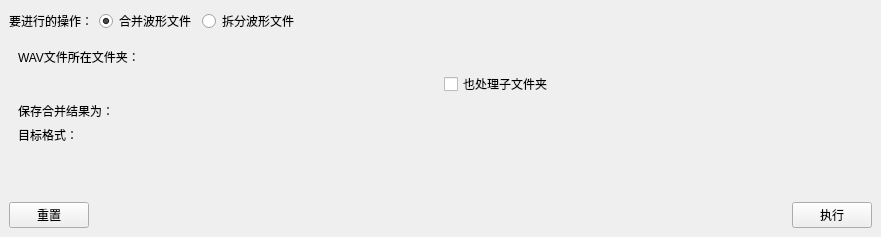
Above: mainwindow.ui from shine5402/KiraWavTar before the change. Below: the same form after it.
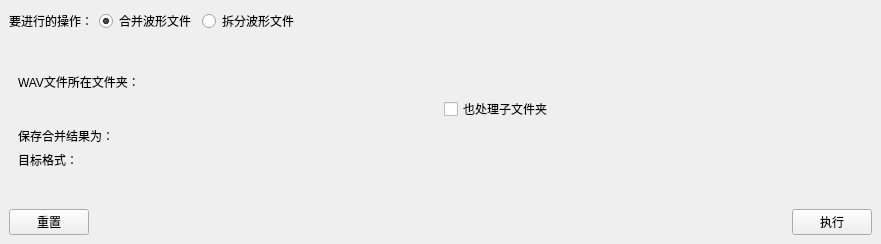
That is the form after the change. The open tabs and pages were chosen to show the change. Custom widgets are drawn as their Qt base class.

```diff
--- a/mainwindow.ui
+++ b/mainwindow.ui
@@ -7,7 +7,7 @@
     <x>0</x>
     <y>0</y>
     <width>881</width>
-    <height>237</height>
+    <height>244</height>
    </rect>
   </property>
   <property name="windowTitle">
@@ -75,28 +75,28 @@
       </property>
       <widget class="QWidget" name="combineOptionPage">
        <layout class="QGridLayout" name="gridLayout" columnstretch="0,0">
-        <item row="2" column="0">
+        <item row="3" column="0">
          <widget class="QLabel" name="label_3">
           <property name="text">
            <string>保存合并结果为：</string>
           </property>
          </widget>
         </item>
-        <item row="3" column="0">
+        <item row="4" column="0">
          <widget class="QLabel" name="label_4">
           <property name="text">
            <string>目标格式：</string>
           </property>
          </widget>
         </item>
-        <item row="0" column="0">
+        <item row="1" column="0">
          <widget class="QLabel" name="label_2">
           <property name="text">
            <string>WAV文件所在文件夹：</string>
           </property>
          </widget>
         </item>
-        <item row="1" column="1">
+        <item row="2" column="1">
          <widget class="QCheckBox" name="subdirCheckBox">
           <property name="toolTip">
            <string>该选项让程序检查子文件夹（以及他们的子文件夹），并合并这些文件夹中的WAV文件。这些文件夹的结构会写入记录信息中，以备拆分时恢复。</string>
@@ -106,16 +106,13 @@
           </property>
          </widget>
         </item>
-        <item row="0" column="1">
+        <item row="1" column="1">
          <widget class="DirNameEditWithBrowse" name="combineDirPathWidget" native="true"/>
         </item>
-        <item row="2" column="1">
+        <item row="3" column="1">
          <widget class="FileNameEditWithSaveBrowse" name="combineResultPathWidget" native="true"/>
         </item>
-        <item row="3" column="1">
-         <widget class="WAVFormatChooserWidget" name="combineWAVFormatWidget" native="true"/>
-        </item>
-        <item row="4" column="0" colspan="2">
+        <item row="5" column="0" colspan="2">
          <spacer name="verticalSpacer_2">
           <property name="orientation">
            <enum>Qt::Vertical</enum>
@@ -123,7 +120,23 @@
           <property name="sizeHint" stdset="0">
            <size>
             <width>20</width>
-            <height>40</height>
+            <height>0</height>
+           </size>
+          </property>
+         </spacer>
+        </item>
+        <item row="4" column="1">
+         <widget class="WAVFormatChooserWidget" name="combineWAVFormatWidget" native="true"/>
+        </item>
+        <item row="0" column="0" colspan="2">
+         <spacer name="verticalSpacer_3">
+          <property name="orientation">
+           <enum>Qt::Vertical</enum>
+          </property>
+          <property name="sizeHint" stdset="0">
+           <size>
+            <width>20</width>
+            <height>0</height>
            </size>
           </property>
          </spacer>
```
Left out of the diff: 35 changed lines with no effect on the pictures.
